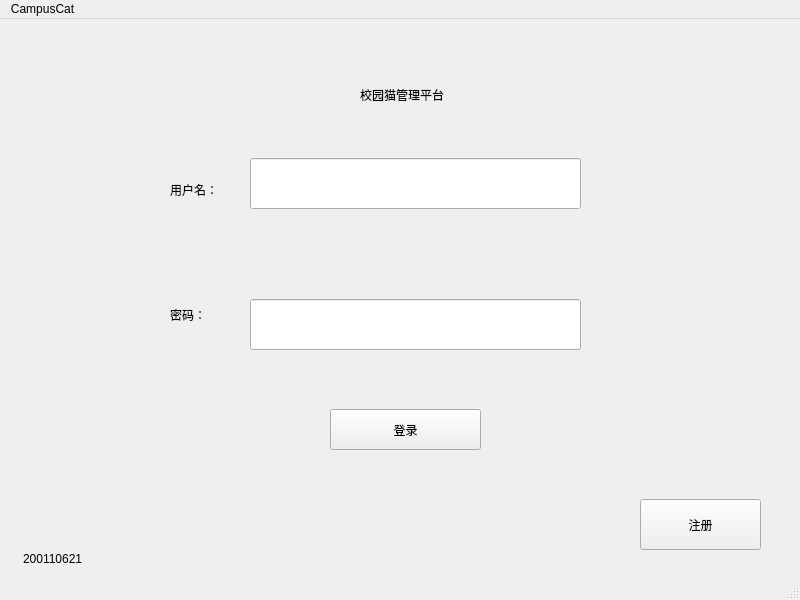
Above: design/loginWindow.ui from ScarecrowL1/DB-coursework-CampusCat before the change. Below: the same form after it.
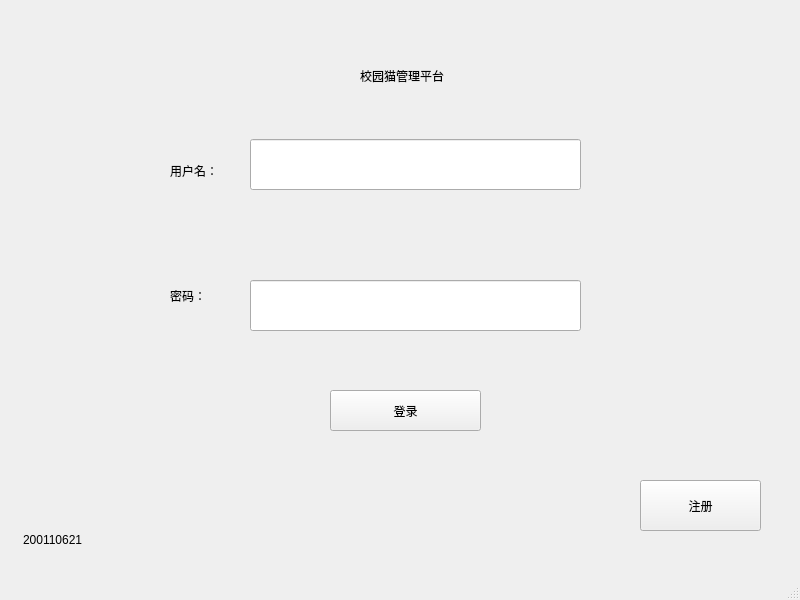
That is the form after the change.

The edit to the form file:
```diff
--- a/design/loginWindow.ui
+++ b/design/loginWindow.ui
@@ -119,22 +119,6 @@
     </property>
    </widget>
   </widget>
-  <widget class="QMenuBar" name="menubar">
-   <property name="geometry">
-    <rect>
-     <x>0</x>
-     <y>0</y>
-     <width>800</width>
-     <height>23</height>
-    </rect>
-   </property>
-   <widget class="QMenu" name="menuCampusCat">
-    <property name="title">
-     <string>CampusCat</string>
-    </property>
-   </widget>
-   <addaction name="menuCampusCat"/>
-  </widget>
   <widget class="QStatusBar" name="statusbar"/>
  </widget>
  <resources/>
```
